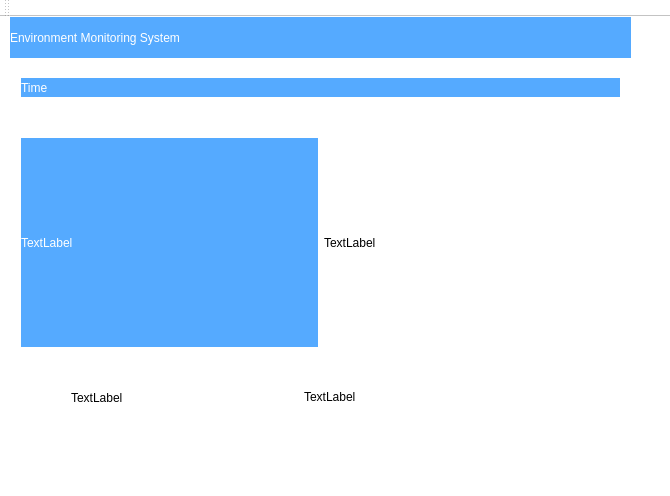
This is serialcomm.ui in kirancps/EnvironmentMonitoringQTApp as Qt 5 draws it before an edit. The edited form follows.
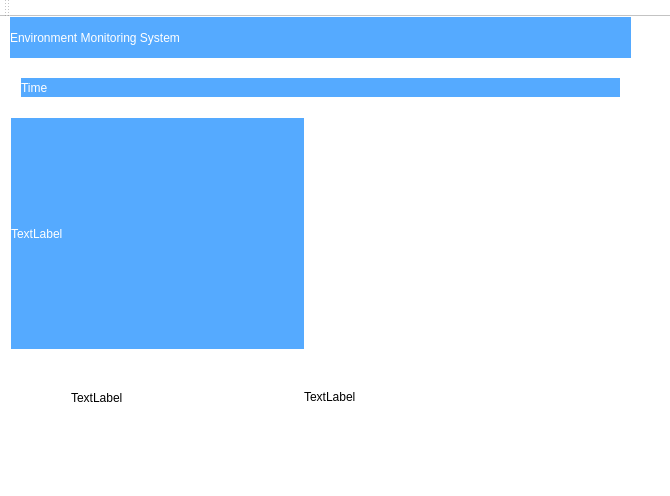
This is the edited form.

What changed in the file:
```diff
--- a/serialcomm.ui
+++ b/serialcomm.ui
@@ -74,40 +74,6 @@
      </item>
     </layout>
    </widget>
-   <widget class="QWidget" name="layoutWidget">
-    <property name="geometry">
-     <rect>
-      <x>10</x>
-      <y>110</y>
-      <width>621</width>
-      <height>231</height>
-     </rect>
-    </property>
-    <layout class="QHBoxLayout" name="horizontalLayout_8">
-     <item>
-      <widget class="QLabel" name="label_3">
-       <property name="styleSheet">
-        <string notr="true">background-color: rgb(85, 170, 255);
-font: 75 24pt &quot;Ubuntu&quot;;
-color: rgb(255, 255, 255);
-
-
-</string>
-       </property>
-       <property name="text">
-        <string>TextLabel</string>
-       </property>
-      </widget>
-     </item>
-     <item>
-      <widget class="QLabel" name="label_4">
-       <property name="text">
-        <string>TextLabel</string>
-       </property>
-      </widget>
-     </item>
-    </layout>
-   </widget>
    <widget class="QWidget" name="layoutWidget">
     <property name="geometry">
      <rect>
@@ -134,6 +100,43 @@
      </item>
     </layout>
    </widget>
+   <widget class="QLabel" name="label_3">
+    <property name="geometry">
+     <rect>
+      <x>11</x>
+      <y>101</y>
+      <width>301</width>
+      <height>231</height>
+     </rect>
+    </property>
+    <property name="layoutDirection">
+     <enum>Qt::LeftToRight</enum>
+    </property>
+    <property name="styleSheet">
+     <string notr="true">background-color: rgb(85, 170, 255);
+font: 20pt &quot;Sans Serif&quot;;
+color: rgb(255, 255, 255);
+
+
+</string>
+    </property>
+    <property name="text">
+     <string>TextLabel</string>
+    </property>
+   </widget>
+   <widget class="QLabel" name="label_4">
+    <property name="geometry">
+     <rect>
+      <x>304</x>
+      <y>91</y>
+      <width>321</width>
+      <height>251</height>
+     </rect>
+    </property>
+    <property name="text">
+     <string/>
+    </property>
+   </widget>
    <zorder>layoutWidget</zorder>
    <zorder>layoutWidget</zorder>
    <zorder>layoutWidget</zorder>
```
Left out of the diff: 2 changed lines with no effect on the pictures.
